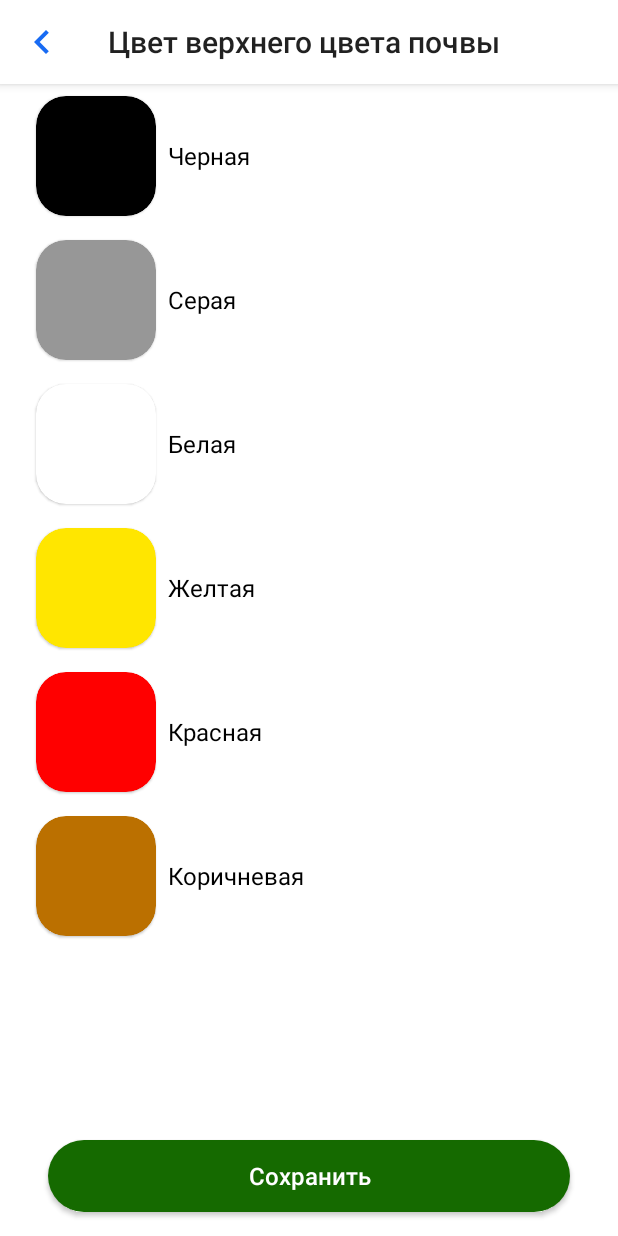
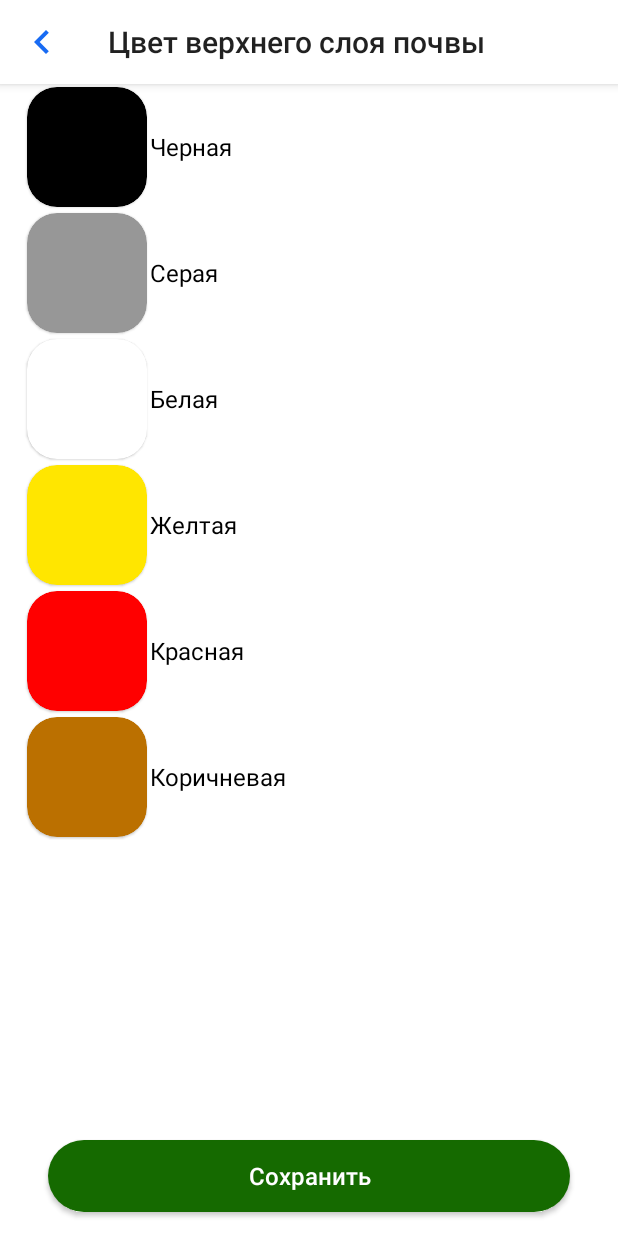
Before and after one commit to KunduzNbkva/Forestry, an Android app: the SoilColorActivity screen opened directly, with no data from a screen before it, on a phone screen of 412 x 824 dp. Run offline under Robolectric (Android 15) with nearby library versions, the light colour scheme and no system bars; libraries missing offline, so code that uses them is left out: org.parceler; 3 statements that could not run were skipped.

Commit message:
changes in design

```diff
--- a/app/build.gradle
+++ b/app/build.gradle
@@ -86,5 +86,7 @@ dependencies {
 
     //rounded image view
     implementation 'com.makeramen:roundedimageview:2.3.0'
+    //expansion panel
+    implementation 'com.github.florent37:expansionpanel:1.2.4'
 
 }
--- a/app/src/main/java/kg/forestry/ui/adapter/PlantCatalogAdapter.kt
+++ b/app/src/main/java/kg/forestry/ui/adapter/PlantCatalogAdapter.kt
@@ -6,6 +6,7 @@ import android.graphics.Color
 import android.view.LayoutInflater
 import android.view.View
 import android.view.ViewGroup
+import android.widget.TextView
 import androidx.recyclerview.widget.RecyclerView
 import kg.core.utils.LocaleManager
 import kg.forestry.R
@@ -90,7 +91,7 @@ class PlantCatalogAdapter(val isMultiSelect: Boolean, val listener: SimpleListAd
     }
 
     fun filterList(filteredList: MutableList<Pair<PlantType, Boolean>>) {
-        this.items = filteredList;
-        notifyDataSetChanged();
+        this.items = filteredList
+        notifyDataSetChanged()
     }
 }
--- a/app/src/main/res/layout/activity_soil_color.xml
+++ b/app/src/main/res/layout/activity_soil_color.xml
@@ -71,7 +71,7 @@
                     android:id="@+id/rcv_black"
                     android:layout_width="wrap_content"
                     android:layout_height="wrap_content"
-                    app:backColor="#000000" />
+                    app:backColor="@color/soil_black" />
 
                 <TextView
                     android:layout_width="wrap_content"
@@ -95,7 +95,7 @@
                     android:id="@+id/rcv_grey"
                     android:layout_width="wrap_content"
                     android:layout_height="wrap_content"
-                    app:backColor="#979797" />
+                    app:backColor="@color/soil_gray" />
 
                 <TextView
                     android:layout_width="wrap_content"
@@ -119,7 +119,7 @@
                     android:id="@+id/rcv_white"
                     android:layout_width="wrap_content"
                     android:layout_height="wrap_content"
-                    app:backColor="#FFFFFF" />
+                    app:backColor="@color/soil_white" />
 
                 <TextView
                     android:layout_width="wrap_content"
@@ -143,7 +143,7 @@
                     android:id="@+id/rcv_yellow"
                     android:layout_width="wrap_content"
                     android:layout_height="wrap_content"
-                    app:backColor="#FFE600" />
+                    app:backColor="@color/soil_yellow" />
 
                 <TextView
                     android:layout_width="wrap_content"
@@ -167,7 +167,7 @@
                     android:id="@+id/rcv_red"
                     android:layout_width="wrap_content"
                     android:layout_height="wrap_content"
-                    app:backColor="#FF0000" />
+                    app:backColor="@color/soil_red" />
 
                 <TextView
                     android:layout_width="wrap_content"
@@ -191,7 +191,7 @@
                     android:id="@+id/rcv_brown"
                     android:layout_width="wrap_content"
                     android:layout_height="wrap_content"
-                    app:backColor="#BB7000" />
+                    app:backColor="@color/soil_brown" />
 
                 <TextView
                     android:layout_width="wrap_content"
--- a/app/src/main/res/layout/item_list.xml
+++ b/app/src/main/res/layout/item_list.xml
@@ -15,7 +15,7 @@
         android:layout_marginStart="24dp"
         android:text="TextView"
         android:textColor="#000000"
-        android:textSize="18sp"
+        android:textSize="17sp"
         app:layout_constraintBottom_toBottomOf="parent"
         app:layout_constraintStart_toStartOf="parent"
         app:layout_constraintTop_toTopOf="parent" />
@@ -24,7 +24,6 @@
         android:id="@+id/frameLayout2"
         android:layout_width="0dp"
         android:layout_height="1dp"
-        android:layout_marginStart="24dp"
         android:background="#E7E7F1"
         app:layout_constraintBottom_toBottomOf="parent"
         app:layout_constraintEnd_toEndOf="parent"
--- a/app/src/main/res/values/colors.xml
+++ b/app/src/main/res/values/colors.xml
@@ -5,4 +5,12 @@
     <color name="colorAccent">#156A00</color>
     <color name="red">#B30606</color>
     <color name="grey">#C4C4C4</color>
+    <color name="soil_black">#000000</color>
+    <color name="soil_gray">#979797</color>
+    <color name="soil_white">#FFFFFF</color>
+    <color name="soil_yellow">#FFE600</color>
+    <color name="soil_red">#FF0000</color>
+    <color name="soil_brown">#BB7000</color>
+    <color name="light_gray">#99FFFFFF</color>
+
 </resources>
--- a/app/src/main/res/values/strings.xml
+++ b/app/src/main/res/values/strings.xml
@@ -23,7 +23,7 @@
     <string name="plants">Растения</string>
     <string name="trees">Деревья и кустарники</string>
 
-    <string name="edit_mode">Редактировние</string>
+    <string name="edit_mode">Редактирование</string>
     <string name="report">Отчетность</string>
     <string name="harvest">Урожайность</string>
     <string name="instruction">Инструкция</string>
@@ -42,7 +42,7 @@
     <string name="sheeps_valid">Овцы и козы</string>
     <string name="horses_valid">Лошади</string>
     <string name="yaks_valid">Яки</string>
-    <string name="soil_color">Цвет верхнего цвета почвы</string>
+    <string name="soil_color">Цвет верхнего слоя почвы</string>
     <string name="erossion_degree">Степень эрозии почвы</string>
 
     <string name="soil_texture">Текстура почвы</string>
@@ -80,10 +80,12 @@
     <string name="yellow">Желтая</string>
     <string name="red">Красная</string>
     <string name="brown">Коричневая</string>
+
+    <string name="no_pastures">Совсем нет</string>
+    <string name="little">Немного</string>
     <string name="intensively">Интенсивно</string>
-    <string name="no_pastures">Совсем нет</string>
     <string name="temperately">Умеренно</string>
-    <string name="little">Немного</string>
+
     <string name="name">Имя:</string>
     <string name="lang">Язык:</string>
     <string name="change_picture">Сменить фото</string>
@@ -161,6 +163,9 @@
     <string name="first_enter_internet_is_required">Для первого входа необходимо интернет соединение</string>
     <string name="need_permission">Для использования данного функционала необходимо соответствующее разрешение.</string>
     <string name="updated">Обновлено</string>
+    <string name="are_you_sure_to_delete_it">Вы действительно хотите выйти, все несохраненные данные будут потеряны?</string>
+    <string name="choose_region_or_state">Выберите сначала область/район</string>
+    <string name="choose_region">Выберите сначала область</string>
 
 
 </resources>
--- a/core/src/main/res/drawable/ic_chevron_left_black_24dp.xml
+++ b/core/src/main/res/drawable/ic_chevron_left_black_24dp.xml
@@ -1,5 +1,10 @@
-<vector android:height="32dp" android:tint="#186BF3"
-    android:viewportHeight="24.0" android:viewportWidth="24.0"
-    android:width="32dp" xmlns:android="http://schemas.android.com/apk/res/android">
-    <path android:fillColor="#FF000000" android:pathData="M15.41,7.41L14,6l-6,6 6,6 1.41,-1.41L10.83,12z"/>
+<vector xmlns:android="http://schemas.android.com/apk/res/android"
+    android:width="32dp"
+    android:height="32dp"
+    android:tint="#186BF3"
+    android:viewportWidth="24.0"
+    android:viewportHeight="24.0">
+    <path
+        android:fillColor="#FF000000"
+        android:pathData="M15.41,7.41L14,6l-6,6 6,6 1.41,-1.41L10.83,12z" />
 </vector>
--- a/core/src/main/res/drawable/view_selected_frame.xml
+++ b/core/src/main/res/drawable/view_selected_frame.xml
@@ -3,7 +3,7 @@
     <item>
         <shape android:shape="rectangle">
             <corners android:radius="18dp"/>
-            <stroke android:color="@color/colorAccent" android:width="4dp"/>
+            <stroke android:color="@color/colorAccent" android:width="2.5dp"/>
         </shape>
     </item>
 </selector>
--- a/core/src/main/res/layout/view_rounded_select.xml
+++ b/core/src/main/res/layout/view_rounded_select.xml
@@ -7,8 +7,8 @@
 
     <androidx.cardview.widget.CardView
         android:layout_centerHorizontal="true"
-        android:layout_margin="8dp"
         android:id="@+id/cv_back"
+        android:layout_margin="2dp"
         android:layout_width="80dp"
         android:layout_height="80dp"
         app:cardBackgroundColor="#AFAFAF"
@@ -17,6 +17,7 @@
 
         <ImageView
             android:padding="8dp"
+            android:scaleType="centerCrop"
             android:visibility="gone"
             android:id="@+id/iv_mask"
             android:layout_width="80dp"
@@ -24,8 +25,8 @@
 
         <FrameLayout
             android:id="@+id/fl_marker"
-            android:layout_width="80dp"
-            android:layout_height="80dp"
+            android:layout_width="match_parent"
+            android:layout_height="match_parent"
             android:background="@drawable/view_selected_frame"
             android:visibility="gone" />
     </androidx.cardview.widget.CardView>
@@ -41,6 +42,7 @@
         android:layout_alignEnd="@+id/cv_back"
         android:textAlignment="center"
         android:textColor="#000000"
-        android:textSize="16sp"
-        tools:text="Title" />
+        android:textSize="15sp"
+        tools:text="Title"
+        android:layout_alignLeft="@+id/cv_back" />
 </RelativeLayout>
```
Also changed, not shown: app/src/main/java/kg/forestry/ui/plant/plant_info/AddPlantActivity.kt (+137 -67 lines), app/src/main/java/kg/forestry/ui/plant/plant_info/CattleAdapter.kt (added, +51 -0 lines), app/src/main/java/kg/forestry/ui/plant_type/SimpleImageGridAdapter.kt (+11 -0 lines), app/src/main/res/layout/activity_add_plant.xml (+11 -13 lines), app/src/main/res/layout/activity_plant_type.xml (+6 -8 lines), app/src/main/res/layout/activity_soil_texture.xml (+2 -15 lines), app/src/main/res/layout/item_image_list.xml (+41 -23 lines), core/src/main/res/layout/view_mark_text_button.xml (+4 -4 lines), 2 other files.
